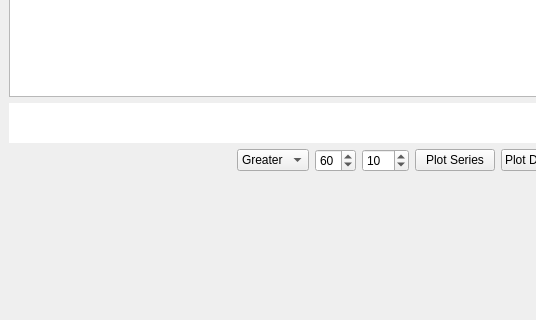
Above: interface.ui from netogallo/aminobeats before the change; both pictures show x 0 to 536 and y 421 to 741 of the 800 by 921 pixel window. Below: the same form after it.
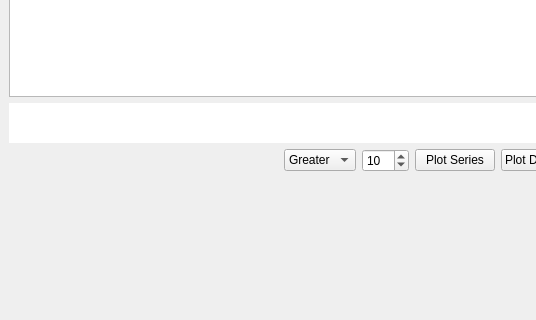
That is the form after the change.

Commit message: Removed the note cutoff box

The edit to the form file:
```diff
--- a/interface.ui
+++ b/interface.ui
@@ -128,13 +128,6 @@
                 </item>
                </widget>
               </item>
-              <item>
-               <widget class="QSpinBox" name="separator">
-                <property name="value">
-                 <number>60</number>
-                </property>
-               </widget>
-              </item>
               <item>
                <widget class="QSpinBox" name="steps">
                 <property name="minimum">
```
The commit also changes 1 other file.
